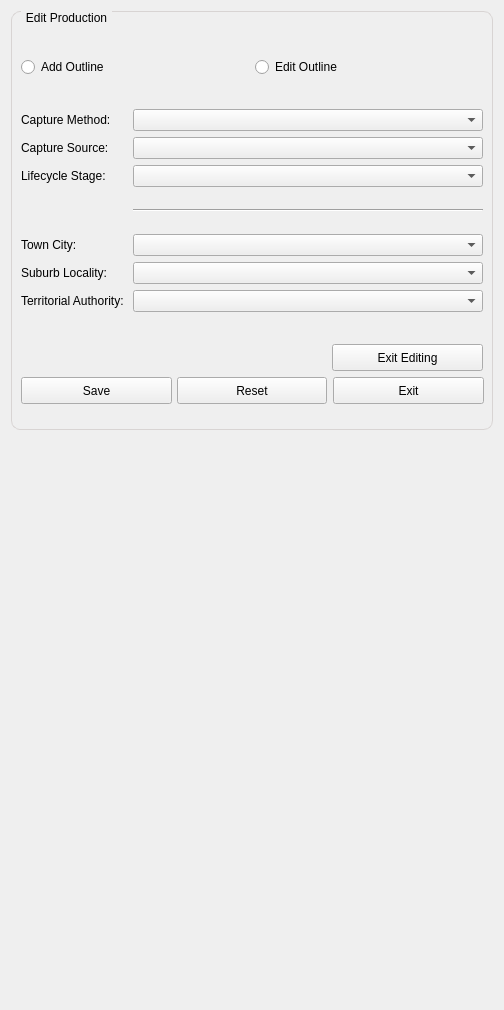
Before: the Qt Designer form buildings/gui/production_edits.ui in linz/nz-buildings, drawn with Qt 5.
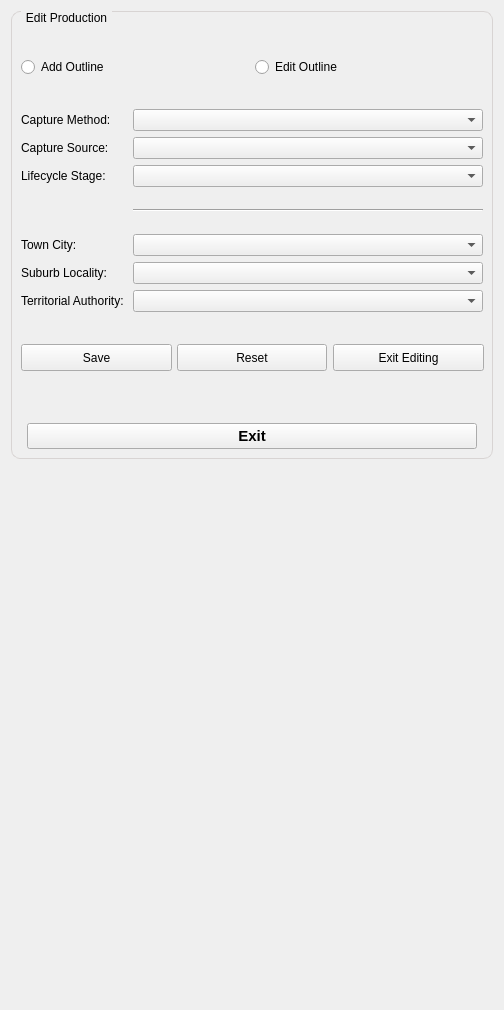
After: the same form once the commit is applied.

```diff
--- a/buildings/gui/production_edits.ui
+++ b/buildings/gui/production_edits.ui
@@ -267,7 +267,7 @@
          </widget>
         </item>
         <item>
-         <widget class="QPushButton" name="btn_cancel">
+         <widget class="QPushButton" name="btn_exit_edits">
           <property name="minimumSize">
            <size>
             <width>151</width>
@@ -280,36 +280,27 @@
             <height>27</height>
            </size>
           </property>
-          <property name="styleSheet">
-           <string notr="true"/>
-          </property>
           <property name="text">
-           <string>Exit</string>
-          </property>
-          <property name="iconSize">
-           <size>
-            <width>20</width>
-            <height>16</height>
-           </size>
+           <string>Exit Editing</string>
           </property>
          </widget>
         </item>
        </layout>
       </item>
-      <item row="16" column="0">
-       <spacer name="vtsp_4">
+      <item row="16" column="1">
+       <spacer name="verticalSpacer">
         <property name="orientation">
          <enum>Qt::Vertical</enum>
         </property>
         <property name="sizeHint" stdset="0">
          <size>
           <width>20</width>
-          <height>10</height>
+          <height>40</height>
          </size>
         </property>
        </spacer>
       </item>
-      <item row="14" column="0" colspan="2">
+      <item row="17" column="0" colspan="2">
        <layout class="QHBoxLayout" name="horizontalLayout_3">
         <item>
          <spacer name="horizontalSpacer">
@@ -325,24 +316,44 @@
          </spacer>
         </item>
         <item>
-         <widget class="QPushButton" name="btn_exit_edits">
+         <widget class="QPushButton" name="btn_cancel">
           <property name="minimumSize">
            <size>
-            <width>151</width>
-            <height>27</height>
+            <width>450</width>
+            <height>25</height>
            </size>
           </property>
           <property name="maximumSize">
            <size>
-            <width>151</width>
-            <height>27</height>
+            <width>450</width>
+            <height>16777215</height>
            </size>
           </property>
+          <property name="styleSheet">
+           <string notr="true">QPushButton {
+    font-size: 11pt;
+    font-weight: bold;
+}
+</string>
+          </property>
           <property name="text">
-           <string>Exit Editing</string>
+           <string>Exit</string>
           </property>
          </widget>
         </item>
+        <item>
+         <spacer name="horizontalSpacer_2">
+          <property name="orientation">
+           <enum>Qt::Horizontal</enum>
+          </property>
+          <property name="sizeHint" stdset="0">
+           <size>
+            <width>40</width>
+            <height>20</height>
+           </size>
+          </property>
+         </spacer>
+        </item>
        </layout>
       </item>
      </layout>
```
Left out of the diff: 4 changed lines with no effect on the pictures.
